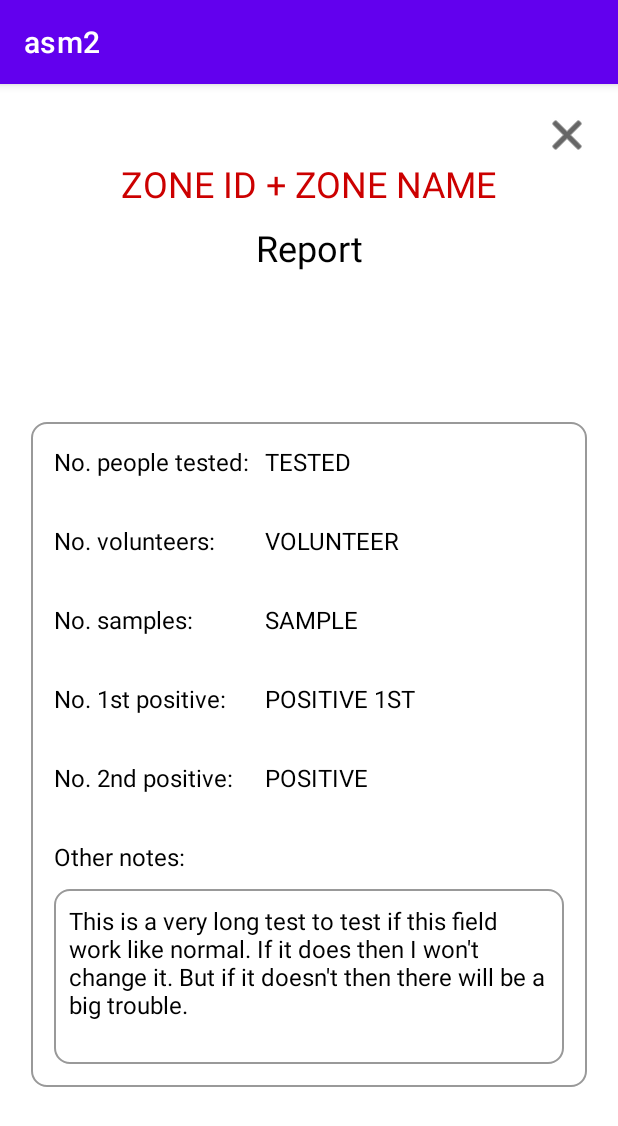
After one commit to hoang-10n/Android_ASM2, an Android app: the ReportActivity screen opened directly, with no data from a screen before it, on a phone screen of 412 x 824 dp. The commit adds this screen. Shown: the top 1126 px of the screen. Run offline under Robolectric (Android 15) with nearby library versions, the phone set to English and light mode, and no system bars; network calls fail; 11 statements that could not run were skipped.

Commit message:
Add ReportActivity, InfoFrag nd EditFrag

```diff
--- a/app/src/main/AndroidManifest.xml
+++ b/app/src/main/AndroidManifest.xml
@@ -14,6 +14,9 @@
         android:roundIcon="@mipmap/ic_launcher_round"
         android:supportsRtl="true"
         android:theme="@style/Theme.Asm2">
+        <activity
+            android:name=".activity.ReportActivity"
+            android:exported="false" />
         <activity
             android:name=".activity.ZoneInfoActivity"
             android:exported="false" />
--- /dev/null
+++ b/app/src/main/java/com/android/asm2/activity/ReportActivity.java
@@ -0,0 +1,44 @@
+package com.android.asm2.activity;
+
+import androidx.appcompat.app.AppCompatActivity;
+import androidx.fragment.app.Fragment;
+import androidx.fragment.app.FragmentTransaction;
+
+import android.content.Intent;
+import android.os.Bundle;
+import android.widget.ImageButton;
+
+import com.android.asm2.R;
+import com.android.asm2.database.ReportDatabase;
+import com.android.asm2.fragment.ReportEditFrag;
+import com.android.asm2.fragment.ReportInfoFrag;
+import com.android.asm2.model.Report;
+
+public class ReportActivity extends AppCompatActivity {
+    private Fragment startFrag;
+
+    @Override
+    protected void onCreate(Bundle savedInstanceState) {
+        super.onCreate(savedInstanceState);
+        setContentView(R.layout.activity_report);
+        ImageButton closeBtn = findViewById(R.id.report_activity_close_btn);
+
+        Intent intent = getIntent();
+        boolean isAdded = (boolean) intent.getExtras().get("isAdded");
+        String zoneId = (String) intent.getExtras().get("zoneId");
+        String zoneName = (String) intent.getExtras().get("zoneName");
+
+        FragmentTransaction ft = getSupportFragmentManager().beginTransaction();
+        if (isAdded) {
+            Report newReport = new Report(zoneId);
+            startFrag = new ReportEditFrag(newReport, true, zoneName);
+        } else {
+            ReportDatabase reportDatabase = ReportDatabase.getInstance();
+            startFrag = new ReportInfoFrag(reportDatabase.getReportByZoneId(zoneId), zoneName);
+        }
+        ft.replace(R.id.report_frag_container, startFrag);
+        ft.commit();
+
+        closeBtn.setOnClickListener(v -> finish());
+    }
+}
--- /dev/null
+++ b/app/src/main/java/com/android/asm2/fragment/ReportInfoFrag.java
@@ -0,0 +1,51 @@
+package com.android.asm2.fragment;
+
+import android.os.Bundle;
+
+import androidx.fragment.app.Fragment;
+
+import android.view.LayoutInflater;
+import android.view.View;
+import android.view.ViewGroup;
+import android.widget.TextView;
+
+import com.android.asm2.R;
+import com.android.asm2.model.Report;
+
+public class ReportInfoFrag extends Fragment {
+    private Report report;
+    private String zoneName;
+
+    public ReportInfoFrag(Report report, String zoneName) {
+        this.report = report;
+        this.zoneName = zoneName;
+    }
+
+    @Override
+    public void onCreate(Bundle savedInstanceState) {
+        super.onCreate(savedInstanceState);
+    }
+
+    @Override
+    public View onCreateView(LayoutInflater inflater, ViewGroup container,
+                             Bundle savedInstanceState) {
+        // Inflate the layout for this fragment
+        View view = inflater.inflate(R.layout.fragment_report_info, container, false);
+        TextView nameTxt = view.findViewById(R.id.report_info_frag_zone_txt);
+        TextView testedTxt = view.findViewById(R.id.report_info_frag_tested_txt);
+        TextView volunteerTxt = view.findViewById(R.id.report_info_frag_volunteer_txt);
+        TextView sampleTxt = view.findViewById(R.id.report_info_frag_sample_txt);
+        TextView positive1stTxt = view.findViewById(R.id.report_info_frag_positive_1st_txt);
+        TextView positiveTxt = view.findViewById(R.id.report_info_frag_positive_txt);
+        TextView noteTxt = view.findViewById(R.id.report_info_frag_note_txt);
+
+        nameTxt.setText(report.getZoneId() + ": " + zoneName);
+        testedTxt.setText(report.getTested() + "");
+        volunteerTxt.setText(report.getVolunteer() + "");
+        sampleTxt.setText(report.getSample() + "");
+        positive1stTxt.setText(report.getPositive1st() + "");
+        positiveTxt.setText(report.getPositive() + "");
+        noteTxt.setText(report.getNote());
+        return view;
+    }
+}
--- /dev/null
+++ b/app/src/main/res/layout/activity_report.xml
@@ -0,0 +1,34 @@
+<?xml version="1.0" encoding="utf-8"?>
+<androidx.constraintlayout.widget.ConstraintLayout xmlns:android="http://schemas.android.com/apk/res/android"
+    xmlns:app="http://schemas.android.com/apk/res-auto"
+    xmlns:tools="http://schemas.android.com/tools"
+    android:layout_width="match_parent"
+    android:layout_height="match_parent"
+    android:background="@drawable/layout_background"
+    android:contentDescription="Close"
+    tools:context=".activity.ReportActivity">
+
+    <ImageButton
+        android:id="@+id/report_activity_close_btn"
+        android:layout_width="48dp"
+        android:layout_height="48dp"
+        android:layout_margin="10dp"
+        android:background="@android:color/transparent"
+        android:contentDescription="Close"
+        app:layout_constraintEnd_toEndOf="parent"
+        app:layout_constraintTop_toTopOf="parent"
+        app:srcCompat="@android:drawable/ic_menu_close_clear_cancel"
+        app:tint="@color/black" />
+
+    <FrameLayout
+        android:id="@+id/report_frag_container"
+        android:layout_width="0dp"
+        android:layout_height="0dp"
+        app:layout_constraintBottom_toBottomOf="parent"
+        app:layout_constraintEnd_toEndOf="parent"
+        app:layout_constraintStart_toStartOf="parent"
+        app:layout_constraintTop_toTopOf="parent">
+
+    </FrameLayout>
+
+</androidx.constraintlayout.widget.ConstraintLayout>
--- /dev/null
+++ b/app/src/main/res/layout/fragment_report_info.xml
@@ -0,0 +1,224 @@
+<?xml version="1.0" encoding="utf-8"?>
+<androidx.constraintlayout.widget.ConstraintLayout xmlns:android="http://schemas.android.com/apk/res/android"
+    xmlns:app="http://schemas.android.com/apk/res-auto"
+    xmlns:tools="http://schemas.android.com/tools"
+    android:layout_width="match_parent"
+    android:layout_height="match_parent"
+    tools:context=".fragment.ReportInfoFrag">
+
+    <TextView
+        android:id="@+id/report_info_frag_zone_txt"
+        android:layout_width="wrap_content"
+        android:layout_height="wrap_content"
+        android:layout_marginTop="50dp"
+        android:text="ZONE ID + ZONE NAME"
+        android:textColor="@android:color/holo_red_dark"
+        android:textSize="24sp"
+        app:layout_constraintEnd_toEndOf="parent"
+        app:layout_constraintStart_toStartOf="parent"
+        app:layout_constraintTop_toTopOf="parent" />
+
+    <TextView
+        android:id="@+id/dummy1"
+        android:layout_width="wrap_content"
+        android:layout_height="wrap_content"
+        android:layout_marginTop="10dp"
+        android:text="Report"
+        android:textColor="@android:color/black"
+        android:textSize="24sp"
+        app:layout_constraintEnd_toEndOf="parent"
+        app:layout_constraintStart_toStartOf="parent"
+        app:layout_constraintTop_toBottomOf="@+id/report_info_frag_zone_txt" />
+
+    <TableLayout
+        android:layout_width="0dp"
+        android:layout_height="wrap_content"
+        android:background="@drawable/adapter_border"
+        app:layout_constraintBottom_toTopOf="@+id/report_info_frag_edit_btn"
+        app:layout_constraintEnd_toStartOf="@+id/guideline2"
+        app:layout_constraintHorizontal_bias="0.5"
+        app:layout_constraintStart_toStartOf="@+id/guideline1"
+        app:layout_constraintTop_toBottomOf="@+id/dummy1">
+
+        <TableRow
+            android:layout_width="match_parent"
+            android:layout_height="match_parent"
+            android:layout_marginBottom="20dp">
+
+            <TextView
+                android:id="@+id/dummy2"
+                android:layout_width="wrap_content"
+                android:layout_height="wrap_content"
+                android:layout_margin="5dp"
+                android:text="No. people tested:"
+                android:textColor="@color/black"
+                android:textSize="16sp" />
+
+            <TextView
+                android:id="@+id/report_info_frag_tested_txt"
+                android:layout_width="wrap_content"
+                android:layout_height="wrap_content"
+                android:layout_margin="5dp"
+                android:text="TESTED"
+                android:textColor="@color/black"
+                android:textSize="16sp" />
+        </TableRow>
+
+        <TableRow
+            android:layout_width="match_parent"
+            android:layout_height="match_parent"
+            android:layout_marginBottom="20dp">
+
+            <TextView
+                android:id="@+id/dummy3"
+                android:layout_width="wrap_content"
+                android:layout_height="wrap_content"
+                android:layout_margin="5dp"
+                android:text="No. volunteers:"
+                android:textColor="@color/black"
+                android:textSize="16sp" />
+
+            <TextView
+                android:id="@+id/report_info_frag_volunteer_txt"
+                android:layout_width="wrap_content"
+                android:layout_height="wrap_content"
+                android:layout_margin="5dp"
+                android:text="VOLUNTEER"
+                android:textColor="@color/black"
+                android:textSize="16sp" />
+        </TableRow>
+
+        <TableRow
+            android:layout_width="match_parent"
+            android:layout_height="match_parent"
+            android:layout_marginBottom="20dp">
+
+            <TextView
+                android:id="@+id/dummy4"
+                android:layout_width="wrap_content"
+                android:layout_height="wrap_content"
+                android:layout_margin="5dp"
+                android:text="No. samples:"
+                android:textColor="@color/black"
+                android:textSize="16sp" />
+
+            <TextView
+                android:id="@+id/report_info_frag_sample_txt"
+                android:layout_width="wrap_content"
+                android:layout_height="wrap_content"
+                android:layout_margin="5dp"
+                android:text="SAMPLE"
+                android:textColor="@color/black"
+                android:textSize="16sp" />
+        </TableRow>
+
+        <TableRow
+            android:layout_width="match_parent"
+            android:layout_height="match_parent"
+            android:layout_marginBottom="20dp">
+
+            <TextView
+                android:id="@+id/dummy5"
+                android:layout_width="wrap_content"
+                android:layout_height="wrap_content"
+                android:layout_margin="5dp"
+                android:text="No. 1st positive:"
+                android:textColor="@color/black"
+                android:textSize="16sp" />
+
+            <TextView
+                android:id="@+id/report_info_frag_positive_1st_txt"
+                android:layout_width="wrap_content"
+                android:layout_height="wrap_content"
+                android:layout_margin="5dp"
+                android:text="POSITIVE 1ST"
+                android:textColor="@color/black"
+                android:textSize="16sp" />
+        </TableRow>
+
+        <TableRow
+            android:layout_width="match_parent"
+            android:layout_height="match_parent"
+            android:layout_marginBottom="20dp">
+
+            <TextView
+                android:id="@+id/dummy6"
+                android:layout_width="wrap_content"
+                android:layout_height="wrap_content"
+                android:layout_margin="5dp"
+                android:text="No. 2nd positive:"
+                android:textColor="@color/black"
+                android:textSize="16sp" />
+
+            <TextView
+                android:id="@+id/report_info_frag_positive_txt"
+                android:layout_width="wrap_content"
+                android:layout_height="wrap_content"
+                android:layout_margin="5dp"
+                android:text="POSITIVE"
+                android:textColor="@color/black"
+                android:textSize="16sp" />
+        </TableRow>
+
+
+        <LinearLayout
+            android:layout_width="match_parent"
+            android:layout_height="match_parent"
+            android:orientation="vertical">
+
+            <TextView
+                android:id="@+id/dummy7"
+                android:layout_width="wrap_content"
+                android:layout_height="wrap_content"
+                android:layout_margin="5dp"
+                android:text="Other notes:"
+                android:textColor="@color/black"
+                android:textSize="16sp" />
+
+            <TextView
+                android:id="@+id/report_info_frag_note_txt"
+                android:layout_width="match_parent"
+                android:layout_height="wrap_content"
+                android:layout_margin="5dp"
+                android:background="@drawable/adapter_border"
+                android:ellipsize="none"
+                android:gravity="top|left"
+                android:lines="5"
+                android:maxLines="10"
+                android:scrollbars="vertical"
+                android:text="This is a very long test to test if this field work like normal. If it does then I won't change it. But if it doesn't then there will be a big trouble."
+                android:textColor="@color/black"
+                android:textSize="16sp" />
+
+        </LinearLayout>
+
+    </TableLayout>
+
+    <androidx.constraintlayout.widget.Guideline
+        android:id="@+id/guideline1"
+        android:layout_width="wrap_content"
+        android:layout_height="wrap_content"
+        android:orientation="vertical"
+        app:layout_constraintGuide_percent="0.05" />
+
+    <androidx.constraintlayout.widget.Guideline
+        android:id="@+id/guideline2"
+        android:layout_width="wrap_content"
+        android:layout_height="wrap_content"
+        android:orientation="vertical"
+        app:layout_constraintGuide_percent="0.95" />
+
+    <Button
+        android:id="@+id/report_info_frag_edit_btn"
+        android:layout_width="wrap_content"
+        android:layout_height="wrap_content"
+        android:text="Edit this report"
+        android:textColor="@color/white"
+        android:visibility="gone"
+        app:backgroundTint="@color/purple_700"
+        app:layout_constraintBottom_toBottomOf="parent"
+        app:layout_constraintEnd_toEndOf="parent"
+        app:layout_constraintHorizontal_bias="0.5"
+        app:layout_constraintStart_toStartOf="parent" />
+
+</androidx.constraintlayout.widget.ConstraintLayout>
--- a/app/src/main/res/layout/fragment_zone_info.xml
+++ b/app/src/main/res/layout/fragment_zone_info.xml
@@ -93,6 +93,7 @@
         android:background="@drawable/adapter_border"
         android:ellipsize="none"
         android:gravity="top|left"
+        android:scrollbars="vertical"
         android:text="THIS IS THE LONGEST DESCRIPTION I HAVE EVER SEEN. IT STRETCHES FROM HERE TO HERE"
         android:textColor="@color/black"
         android:textSize="16sp"
```
Also changed, not shown: app/src/main/java/com/android/asm2/ActionDialog.java (+12 -0 lines), app/src/main/java/com/android/asm2/fragment/ReportEditFrag.java (added, +59 -0 lines), app/src/main/java/com/android/asm2/fragment/ZoneEditFrag.java (+1 -6 lines), app/src/main/java/com/android/asm2/model/Report.java (+10 -0 lines), app/src/main/res/layout/fragment_report_edit.xml (added, +242 -0 lines), app/src/main/res/layout/fragment_zone_edit.xml (+5 -18 lines).
